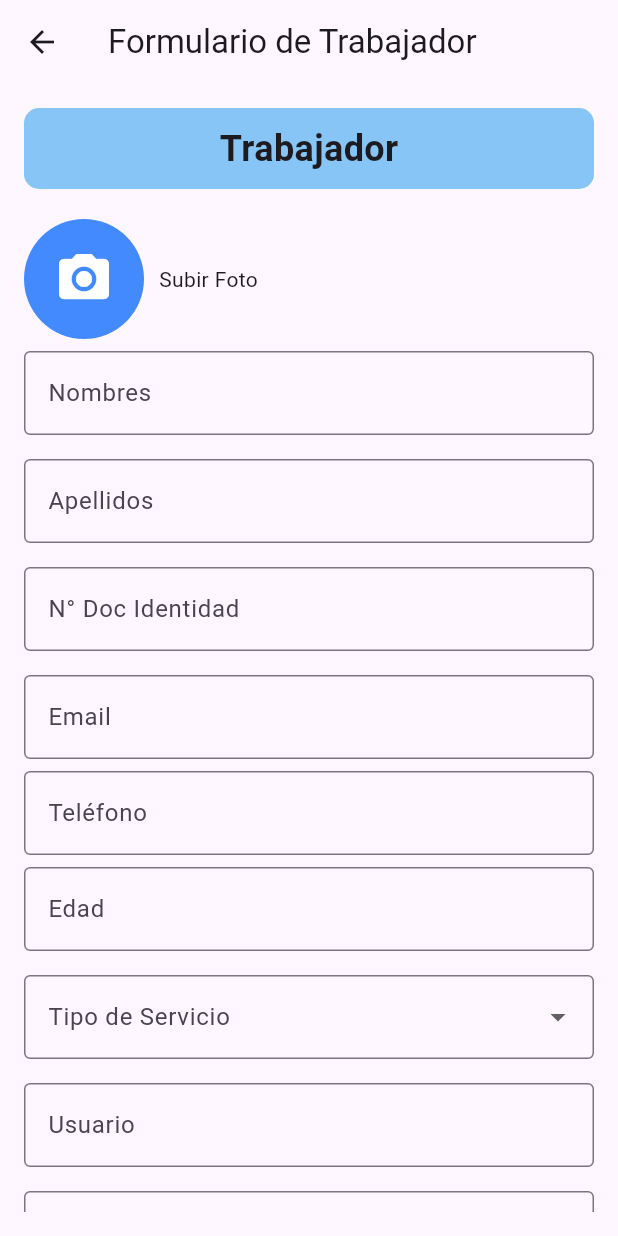
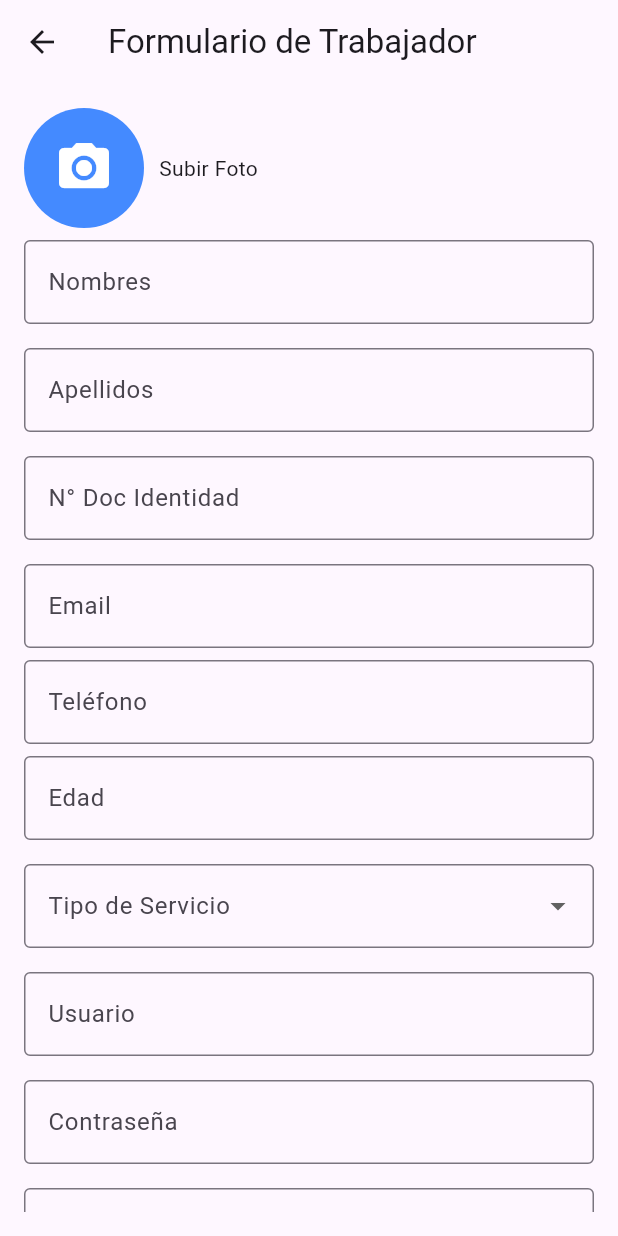
Before and after one commit to Karol-y/proyectoIsi-FIXITNOW, a Flutter app: the WorkerForm screen opened directly, on a phone screen of 412 x 824 dp. Run offline on Flutter 3.47's test engine with Material 3 defaults, Android fonts, the phone set to English and light mode, and no system bars; our stand-ins replace file_picker, image_picker, logger.

Commit message:
Update trabajadorformulario.dart

```diff
--- a/FIXITNOW/lib/views/trabajadorformulario.dart
+++ b/FIXITNOW/lib/views/trabajadorformulario.dart
@@ -297,8 +297,6 @@ import 'package:file_picker/file_picker.dart'; //importa file_picker
 import 'package:image_picker/image_picker.dart';
 import 'dart:io';
 import 'package:FIXITNOW/controllers/controlador_api.dart'; // Asegúrate de que este sea el nombre correcto
-// ignore: unused_import
- // Importa la vista donde se subirán los documentos
 
 void main() {
   runApp(const MyApp());
@@ -416,26 +414,7 @@ class _WorkerFormState extends State<WorkerForm> {
       body: Padding(
         padding: const EdgeInsets.all(16.0),
         child: SingleChildScrollView(
-          child: Column(
-            children: [
-              Container(
-                padding: const EdgeInsets.all(10),
-                decoration: BoxDecoration(
-                  color: const Color(0xFF86C5F5),
-                  borderRadius: BorderRadius.circular(10),
-                ),
-                child: const Center(
-                  child: Text(
-                    'Trabajador',
-                    style: TextStyle(
-                      fontSize: 24,
-                      fontWeight: FontWeight.bold,
-                    ),
-                  ),
-                ),
-              ),
-              const SizedBox(height: 20),
-              Form(
+          child: Form(
             key: _formKey,
             child: Column(
               children: [
@@ -454,8 +433,6 @@ class _WorkerFormState extends State<WorkerForm> {
                 _buildButtons(),
               ],
             ),
-              ),
-            ],
           ),
         ),
       ),
```
Lines whose indentation alone changed are shown as unchanged.
